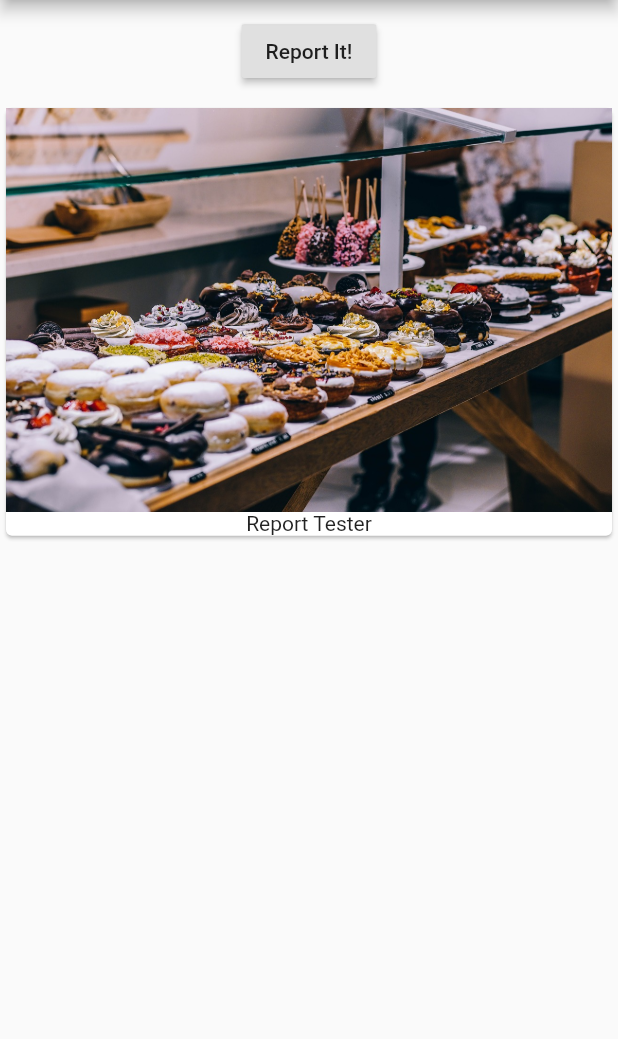
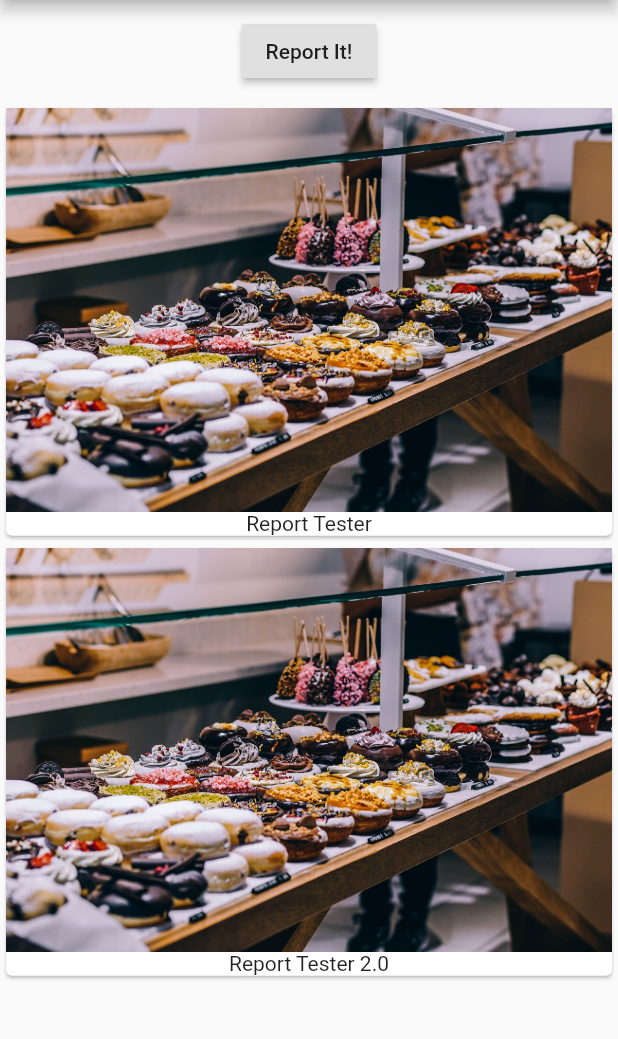
Before and after one commit to 95Revolution/Kiyamuda-flutter, a Flutter app: the screen it shows after launch, after a tap on "Report It!", on a phone screen of 412 x 824 dp, the part 84-1123 px from its top. Run offline on Flutter 3.47's test engine with Material 2 defaults, Android fonts, the phone set to English and light mode, and no system bars.

Commit message:
Refactored initiation by splitting up base

```diff
--- a/lib/main.dart
+++ b/lib/main.dart
@@ -1,17 +1,10 @@
 import 'package:flutter/material.dart';
+
+import './report_manager.dart';
 
 void main() => runApp(MyApp());
 
-class MyApp extends StatefulWidget {
-  @override
-  State<StatefulWidget> createState() {
-    // TODO: implement createState
-    return _MyAppState();
-  }
-}
-
-class _MyAppState extends State<MyApp> {
-  List<String> _reports = ['Report Tester'];
+class MyApp extends StatelessWidget {
   @override
   Widget build(BuildContext context) {
     return MaterialApp(
@@ -19,31 +12,7 @@ class _MyAppState extends State<MyApp> {
           appBar: AppBar(
             title: Text('Kiyamuda'),
           ),
-          body: Column(
-            children: <Widget>[
-              Container(
-                margin: EdgeInsets.all(10.0),
-                child: RaisedButton(
-                  onPressed: () {},
-                  child: Text('Report It!'),
-                ),
-              ),
-              Column(
-                children: _reports
-                    .map(
-                      (element) => Card(
-                            child: Column(
-                              children: <Widget>[
-                                Image.asset('assets/food.jpg'),
-                                Text(element)
-                              ],
-                            ),
-                          ),
-                    )
-                    .toList(),
-              )
-            ],
-          )),
+          body: ReportManager()),
     );
   }
 }
--- /dev/null
+++ b/lib/report_manager.dart
@@ -0,0 +1,34 @@
+import 'package:flutter/material.dart';
+
+import './reports.dart';
+
+class ReportManager extends StatefulWidget {
+  @override
+  State<StatefulWidget> createState() {
+    // TODO: implement createState
+    return _ReportManagerState();
+  }
+}
+
+class _ReportManagerState extends State<ReportManager> {
+  List<String> _reports = ['Report Tester'];
+  @override
+  Widget build(BuildContext context) {
+    return Column(
+      children: <Widget>[
+        Container(
+          margin: EdgeInsets.all(10.0),
+          child: RaisedButton(
+            onPressed: () {
+              setState(() {
+                _reports.add('Report Tester 2.0');
+              });
+            },
+            child: Text('Report It!'),
+          ),
+        ),
+        Reports(_reports)
+      ],
+    );
+  }
+}
--- /dev/null
+++ b/lib/reports.dart
@@ -0,0 +1,25 @@
+import 'package:flutter/material.dart';
+
+class Reports extends StatelessWidget {
+  final List<String> reports;
+
+  Reports(this.reports);
+
+  @override
+  Widget build(BuildContext context) {
+    return Column(
+      children: reports
+          .map(
+            (element) => Card(
+                  child: Column(
+                    children: <Widget>[
+                      Image.asset('assets/food.jpg'),
+                      Text(element)
+                    ],
+                  ),
+                ),
+          )
+          .toList(),
+    );
+  }
+}
```
